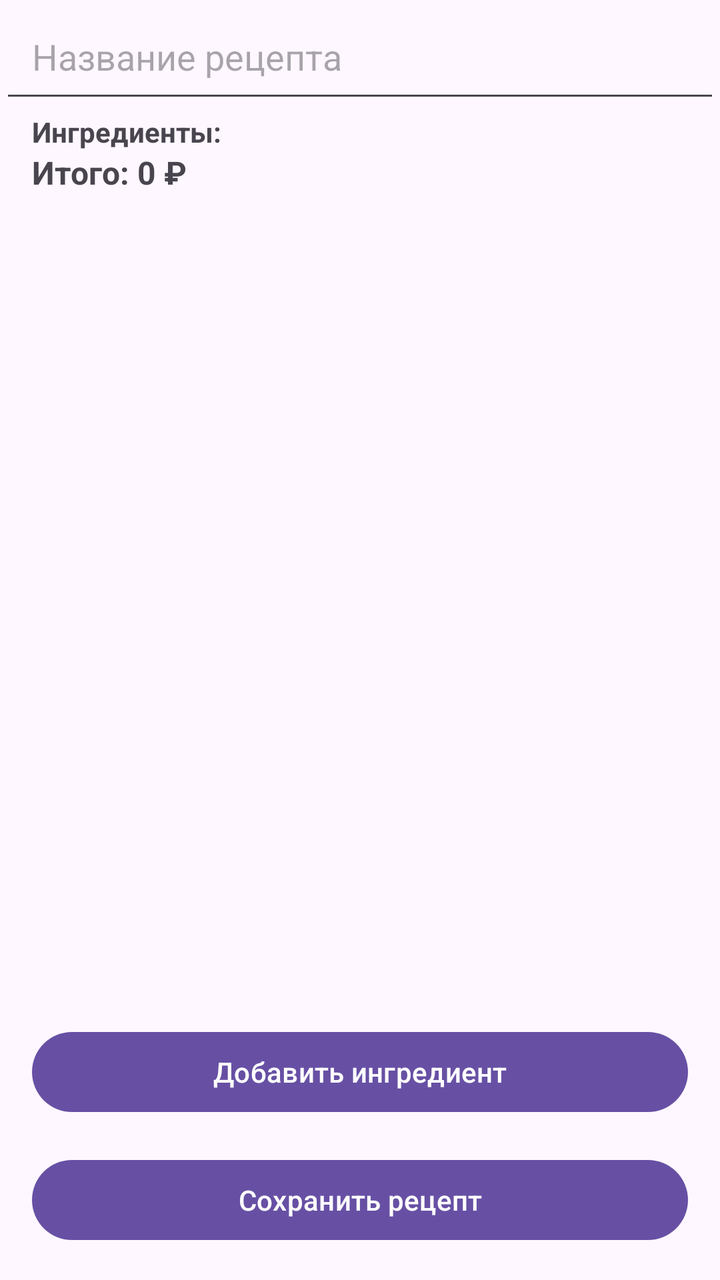
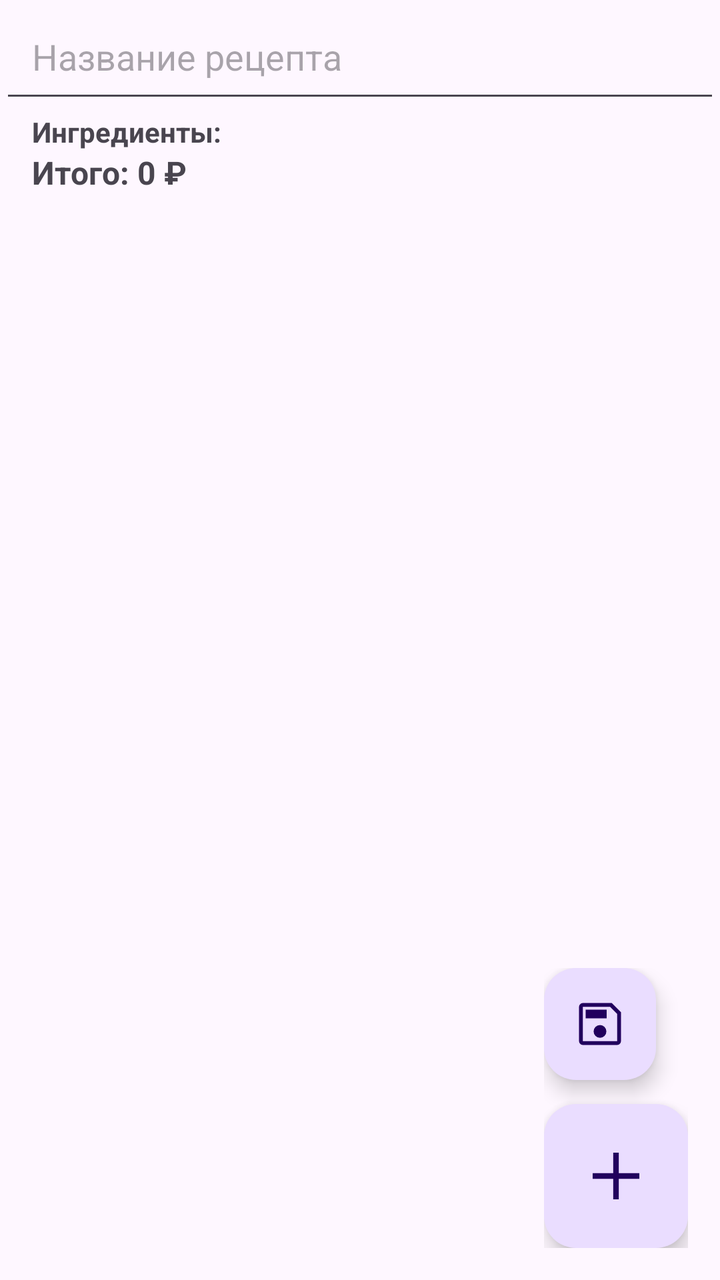

The first picture is an Android layout as it rendered before a commit; the second is the same layout after the commit. The layout source and the unified diff follow.
<!-- AndroidManifest.xml: application theme Theme.CondiCalc -->
<!-- res/layout/activity_add_recipe.xml -->
<?xml version="1.0" encoding="utf-8"?>
<LinearLayout xmlns:android="http://schemas.android.com/apk/res/android"
    android:layout_width="match_parent"
    android:layout_height="match_parent"
    android:orientation="vertical"
    android:fitsSystemWindows="true">

    <EditText
        android:id="@+id/recipeNameInput"
        android:layout_width="match_parent"
        android:layout_height="wrap_content"
        android:padding="16dp"
        android:hint="Название рецепта"
        android:inputType="textCapSentences" />

    <TextView
        android:layout_width="match_parent"
        android:layout_height="wrap_content"
        android:paddingStart="16dp"
        android:paddingEnd="16dp"
        android:text="Ингредиенты:"
        android:textStyle="bold" />
    <TextView
        android:id="@+id/totalText"
        android:layout_width="match_parent"
        android:layout_height="wrap_content"
        android:paddingStart="16dp"
        android:paddingEnd="16dp"
        android:paddingBottom="8dp"
        android:text="Итого: 0 ₽"
        android:textStyle="bold"
        android:textSize="16sp" />

    <androidx.recyclerview.widget.RecyclerView
        android:id="@+id/ingredientEditList"
        android:layout_width="match_parent"
        android:layout_height="0dp"
        android:layout_weight="1" />

    <Button
        android:id="@+id/addIngredientBtn"
        android:layout_width="match_parent"
        android:layout_height="wrap_content"
        android:layout_marginHorizontal="16dp"
        android:text="Добавить ингредиент" />

    <Button
        android:id="@+id/saveRecipeBtn"
        android:layout_width="match_parent"
        android:layout_height="wrap_content"
        android:layout_margin="16dp"
        android:text="Сохранить рецепт" />
</LinearLayout>
<!-- resources referenced by this layout -->
<resources>
  <style name="Theme.CondiCalc" parent="Theme.Material3.DayNight.NoActionBar" />
</resources>

<!-- the commit's change to res/layout/activity_add_recipe.xml (unified diff, before → after) -->
@@ -1,53 +1,75 @@
 <?xml version="1.0" encoding="utf-8"?>
-<LinearLayout xmlns:android="http://schemas.android.com/apk/res/android"
+<FrameLayout xmlns:android="http://schemas.android.com/apk/res/android"
+    xmlns:app="http://schemas.android.com/apk/res-auto"
     android:layout_width="match_parent"
     android:layout_height="match_parent"
-    android:orientation="vertical"
     android:fitsSystemWindows="true">
 
-    <EditText
-        android:id="@+id/recipeNameInput"
+    <LinearLayout
         android:layout_width="match_parent"
+        android:layout_height="match_parent"
+        android:orientation="vertical">
+
+        <EditText
+            android:id="@+id/recipeNameInput"
+            android:layout_width="match_parent"
+            android:layout_height="wrap_content"
+            android:padding="16dp"
+            android:hint="Название рецепта"
+            android:inputType="textCapSentences" />
+
+        <TextView
+            android:layout_width="match_parent"
+            android:layout_height="wrap_content"
+            android:paddingStart="16dp"
+            android:paddingEnd="16dp"
+            android:text="Ингредиенты:"
+            android:textStyle="bold" />
+
+        <TextView
+            android:id="@+id/totalText"
+            android:layout_width="match_parent"
+            android:layout_height="wrap_content"
+            android:paddingStart="16dp"
+            android:paddingEnd="16dp"
+            android:paddingBottom="8dp"
+            android:text="Итого: 0 ₽"
+            android:textStyle="bold"
+            android:textSize="16sp" />
+
+        <androidx.recyclerview.widget.RecyclerView
+            android:id="@+id/ingredientEditList"
+            android:layout_width="match_parent"
+            android:layout_height="0dp"
+            android:layout_weight="1"
+            android:paddingBottom="96dp"
+            android:clipToPadding="false" />
+    </LinearLayout>
+
+    <LinearLayout
+        android:layout_width="wrap_content"
         android:layout_height="wrap_content"
-        android:padding="16dp"
-        android:hint="Название рецепта"
-        android:inputType="textCapSentences" />
+        android:layout_gravity="bottom|end"
+        android:layout_margin="16dp"
+        android:orientation="vertical">
 
-    <TextView
-        android:layout_width="match_parent"
-        android:layout_height="wrap_content"
-        android:paddingStart="16dp"
-        android:paddingEnd="16dp"
-        android:text="Ингредиенты:"
-        android:textStyle="bold" />
-    <TextView
-        android:id="@+id/totalText"
-        android:layout_width="match_parent"
-        android:layout_height="wrap_content"
-        android:paddingStart="16dp"
-        android:paddingEnd="16dp"
-        android:paddingBottom="8dp"
-        android:text="Итого: 0 ₽"
-        android:textStyle="bold"
-        android:textSize="16sp" />
+        <com.google.android.material.floatingactionbutton.FloatingActionButton
+            android:id="@+id/saveRecipeBtn"
+            android:layout_width="wrap_content"
+            android:layout_height="wrap_content"
+            android:layout_marginBottom="12dp"
+            android:contentDescription="Сохранить рецепт"
+            app:fabCustomSize="56dp"
+            app:maxImageSize="28dp"
+            app:srcCompat="@drawable/ic_save" />
 
-    <androidx.recyclerview.widget.RecyclerView
-        android:id="@+id/ingredientEditList"
-        android:layout_width="match_parent"
-        android:layout_height="0dp"
-        android:layout_weight="1" />
-
-    <Button
-        android:id="@+id/addIngredientBtn"
-        android:layout_width="match_parent"
-        android:layout_height="wrap_content"
-        android:layout_marginHorizontal="16dp"
-        android:text="Добавить ингредиент" />
-
-    <Button
-        android:id="@+id/saveRecipeBtn"
-        android:layout_width="match_parent"
-        android:layout_height="wrap_content"
-        android:layout_margin="16dp"
-        android:text="Сохранить рецепт" />
-</LinearLayout>
+        <com.google.android.material.floatingactionbutton.FloatingActionButton
+            android:id="@+id/addIngredientBtn"
+            android:layout_width="wrap_content"
+            android:layout_height="wrap_content"
+            android:contentDescription="Добавить ингредиент"
+            app:fabCustomSize="72dp"
+            app:maxImageSize="40dp"
+            app:srcCompat="@drawable/ic_add" />
+    </LinearLayout>
+</FrameLayout>
<!-- resource entries referenced after the edit -->
@@ -1,5 +1,25 @@
 <!-- resources referenced by this layout -->
 <resources>
+  <!-- drawable ic_add (drawable) -->
+  <vector xmlns:android="http://schemas.android.com/apk/res/android"
+      android:width="40dp"
+      android:height="40dp"
+      android:viewportWidth="40"
+      android:viewportHeight="40">
+      <path
+          android:fillColor="#FF000000"
+          android:pathData="M18.61 21.39H8.33V18.61H18.61V8.33h2.78V18.61H31.67v2.78H21.39V31.67H18.61V21.39Z"/>
+  </vector>
+  <!-- drawable ic_save (drawable) -->
+  <vector xmlns:android="http://schemas.android.com/apk/res/android"
+      android:width="40dp"
+      android:height="40dp"
+      android:viewportWidth="40"
+      android:viewportHeight="40">
+      <path
+          android:fillColor="#FF000000"
+          android:pathData="M35 11.58V32.22q0 1.12-0.83 1.95T32.22 35H7.78q-1.12 0-1.95-0.83T5 32.22V7.78Q5 6.65 5.83 5.83T7.78 5H28.42L35 11.58Zm-2.78 1.22L27.19 7.78H7.78V32.22H32.22V12.81Zm-9 15.73q1.33-1.33 1.33-3.22t-1.33-3.23-3.22-1.33-3.23 1.33T15.44 25.3t1.33 3.23 3.22 1.33 3.23-1.33ZM9.81 16H24.75V9.81H9.81V16ZM7.78 12.81V32.22 7.78v5.03Z"/>
+  </vector>
   <style name="Theme.CondiCalc" parent="Theme.Material3.DayNight.NoActionBar" />
 </resources>
 
